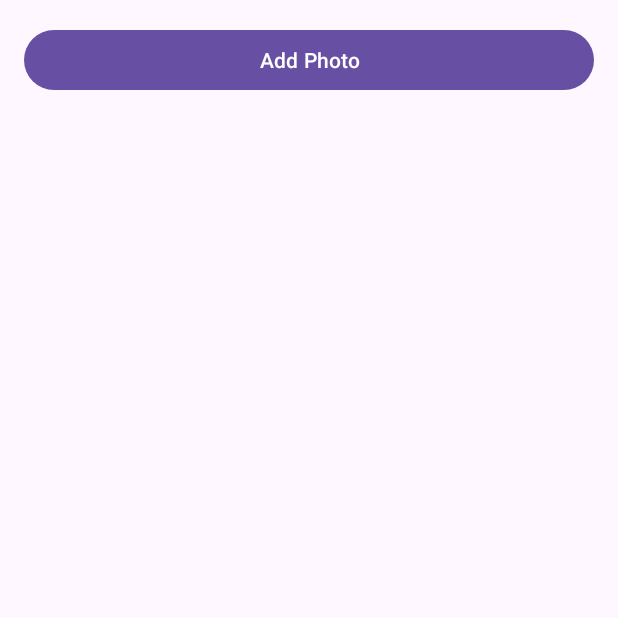
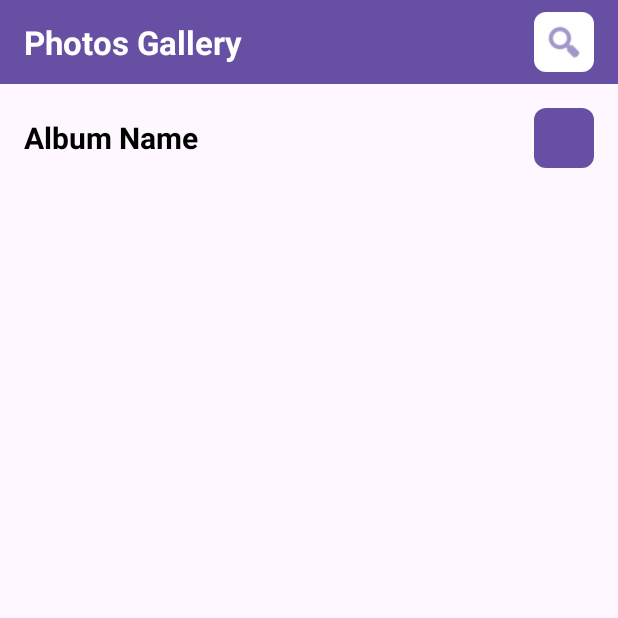
Before and after one commit to ayushp0728/Android36, an Android app: the AlbumActivity screen opened directly, with no data from a screen before it, on a phone screen of 412 x 824 dp, the top half of it. Run offline under Robolectric (Android 15) with nearby library versions, the phone set to English and light mode, and no system bars; 5 statements that could not run were skipped.

Commit message:
Album view UI updated, V1

```diff
--- a/app/src/main/res/layout/activity_album.xml
+++ b/app/src/main/res/layout/activity_album.xml
@@ -1,20 +1,89 @@
 <?xml version="1.0" encoding="utf-8"?>
 <LinearLayout xmlns:android="http://schemas.android.com/apk/res/android"
+    android:orientation="vertical"
+    android:fitsSystemWindows="true"
+    android:layout_width="match_parent"
+    android:layout_height="match_parent">
+
+    <!-- Top toolbar (same as main screen) -->
+    <RelativeLayout
+        android:id="@+id/topBar"
+        android:layout_width="match_parent"
+        android:layout_height="56dp"
+        android:background="#6750a4"
+        android:paddingStart="16dp"
+        android:paddingEnd="16dp">
+
+        <TextView
+            android:id="@+id/tvToolbarTitle"
+            android:layout_width="wrap_content"
+            android:layout_height="wrap_content"
+            android:layout_centerVertical="true"
+            android:text="Photos Gallery"
+            android:textColor="@android:color/white"
+            android:textStyle="bold"
+            android:textSize="22sp" />
+
+        <ImageButton
+            android:id="@+id/btnToolbarSearch"
+            android:layout_width="40dp"
+            android:layout_height="40dp"
+            android:layout_alignParentEnd="true"
+            android:layout_centerVertical="true"
+            android:background="@drawable/rounded_button"
+            android:scaleType="centerInside"
+            android:padding="6dp"
+            android:src="@android:drawable/ic_menu_search"
+            android:tint="#6750a4"
+            android:contentDescription="Search"
+            android:focusable="true"
+            android:clickable="true" />
+    </RelativeLayout>
+
+    <!-- Content area -->
+    <LinearLayout
         android:orientation="vertical"
         android:padding="16dp"
         android:layout_width="match_parent"
         android:layout_height="match_parent">
 
+        <!-- Header row: album name + Add Photo button -->
+        <LinearLayout
+            android:orientation="horizontal"
+            android:layout_width="match_parent"
+            android:layout_height="wrap_content"
+            android:gravity="center_vertical">
+
+            <!-- Album name header (h3-ish) -->
+            <TextView
+                android:id="@+id/tvAlbumHeader"
+                android:layout_width="0dp"
+                android:layout_height="wrap_content"
+                android:layout_weight="1"
+                android:text="Album Name"
+                android:textSize="20sp"
+                android:textStyle="bold"
+                android:textColor="@android:color/black" />
+
+            <!-- White rounded button with "+" for Add Photo -->
             <Button
                 android:id="@+id/btnAddPhoto"
-        android:layout_width="match_parent"
-        android:layout_height="wrap_content"
-        android:text="Add Photo" />
+                android:layout_width="40dp"
+                android:layout_height="40dp"
+                android:background="@drawable/rounded_button"
+                android:text="+"
+                android:textSize="20dp"
+                android:gravity="center" />
+        </LinearLayout>
 
+        <!-- Photos grid -->
         <androidx.recyclerview.widget.RecyclerView
             android:id="@+id/recyclerPhotos"
             android:layout_width="match_parent"
             android:layout_height="0dp"
+            android:layout_marginTop="8dp"
             android:layout_weight="1" />
 
     </LinearLayout>
+
+</LinearLayout>
```
Also changed, not shown: app/src/main/java/com/example/android36java/AlbumActivity.java (+8 -2 lines), app/src/main/java/com/example/android36java/PhotoAdapter.java (+46 -3 lines), app/src/main/res/layout/item_photo.xml (+47 -4 lines). Lines whose indentation alone changed are shown as unchanged.
